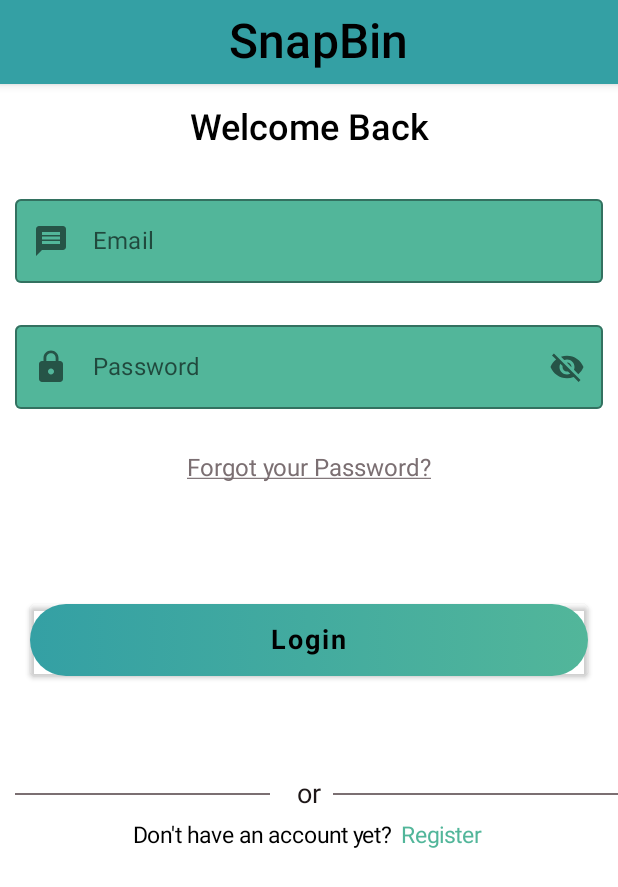
After one commit to SnapBin/SnapBin, an Android app built with Jetpack Compose: the composable LoginScreen shown on its own in the app's theme, on a phone screen of 412 x 824 dp. The commit adds this screen. Shown: the top 887 px of the screen. Run offline under Robolectric (Android 15) with nearby library versions, the phone set to English and light mode, and no system bars.

Commit message:
Sign Up screen and Login Screen ready

```diff
--- a/app/src/main/java/com/example/snapbin/Components/AppComponents.kt
+++ b/app/src/main/java/com/example/snapbin/Components/AppComponents.kt
@@ -6,6 +6,7 @@ import androidx.compose.foundation.background
 import androidx.compose.foundation.layout.*
 import androidx.compose.foundation.shape.RoundedCornerShape
 import androidx.compose.foundation.text.ClickableText
+import androidx.compose.foundation.text.KeyboardActions
 import androidx.compose.foundation.text.KeyboardOptions
 import androidx.compose.material.*
 import androidx.compose.material.icons.Icons
@@ -19,20 +20,28 @@ import androidx.compose.ui.Modifier
 import androidx.compose.ui.graphics.Brush
 import androidx.compose.ui.graphics.Color
 import androidx.compose.ui.graphics.vector.ImageVector
+import androidx.compose.ui.platform.LocalFocusManager
+import androidx.compose.ui.res.colorResource
 import androidx.compose.ui.res.stringResource
 import androidx.compose.ui.text.SpanStyle
+import androidx.compose.ui.text.TextStyle
 import androidx.compose.ui.text.buildAnnotatedString
+import androidx.compose.ui.text.font.FontStyle
 import androidx.compose.ui.text.font.FontWeight
+import androidx.compose.ui.text.input.ImeAction
 import androidx.compose.ui.text.input.KeyboardType
 import androidx.compose.ui.text.input.PasswordVisualTransformation
 import androidx.compose.ui.text.input.VisualTransformation
 import androidx.compose.ui.text.style.TextAlign
+import androidx.compose.ui.text.style.TextDecoration
 import androidx.compose.ui.text.withStyle
 import androidx.compose.ui.tooling.preview.Preview
 import androidx.compose.ui.unit.dp
 import androidx.compose.ui.unit.sp
 import com.example.snapbin.R
 import com.example.snapbin.ui.theme.Bar_Color
+import com.example.snapbin.ui.theme.GrayColor
+import com.example.snapbin.ui.theme.TextColor
 import com.example.snapbin.ui.theme.TopGreen
 
 @Composable
@@ -45,8 +54,7 @@ fun NormalTextComponents(value: String) {
             fontWeight= FontWeight.Medium,
             color= Color.Black,
             modifier = Modifier
-                .fillMaxWidth()
-                .padding(0.dp),
+                .fillMaxWidth(),
             textAlign = TextAlign.Center
             )
 
@@ -84,7 +92,9 @@ fun MyTextFieldComponent(labelValue: String, imageVector: ImageVector){
             cursorColor = Bar_Color,
             backgroundColor = Bar_Color
         ),
-        keyboardOptions = KeyboardOptions.Default,
+        keyboardOptions = KeyboardOptions(imeAction = ImeAction.Next),
+        singleLine = true,
+        maxLines = 1,
         value = textValue.value,
         onValueChange = {
             textValue.value = it
@@ -92,13 +102,15 @@ fun MyTextFieldComponent(labelValue: String, imageVector: ImageVector){
         leadingIcon = {
             Icon( imageVector = imageVector, contentDescription = ""
             )
-        }
+        },
+
     )
 
 }
 
 @Composable
 fun PasswordFieldComponent(labelValue : String, imageVector: ImageVector ){
+    val locakFocusManager = LocalFocusManager.current
     val password = remember { mutableStateOf("") }
 
     val passwordVisible = remember { mutableStateOf(false) }
@@ -114,7 +126,11 @@ fun PasswordFieldComponent(labelValue : String, imageVector: ImageVector ){
             cursorColor = Bar_Color,
             backgroundColor = Bar_Color
         ),
-        keyboardOptions = KeyboardOptions(keyboardType = KeyboardType.Password),
+        keyboardOptions = KeyboardOptions(keyboardType = KeyboardType.Password, imeAction = ImeAction.Done),
+        singleLine = true,
+        keyboardActions = KeyboardActions{locakFocusManager.clearFocus()
+        },
+        maxLines = 1,
         value = password.value,
         onValueChange = {
             password.value = it
@@ -226,7 +242,7 @@ fun ButtonComponent(value: String){
             .heightIn(48.dp)
             .background(
                 brush = Brush.horizontalGradient(listOf(TopGreen, Bar_Color)),
-                shape = RoundedCornerShape(50.dp)
+                shape = RoundedCornerShape(80.dp)
             ),
             contentAlignment = Alignment.Center
         ) {
@@ -238,6 +254,83 @@ fun ButtonComponent(value: String){
     }
 }
 
+@Composable
+fun DividerTextComponent() {
+    Row(modifier = Modifier.fillMaxWidth(),
+        verticalAlignment = Alignment.CenterVertically
+    ) {
+        Divider(modifier = Modifier
+            .fillMaxWidth().padding(10.dp)
+            .weight(1f),
+
+        color = GrayColor,
+        thickness = 1.dp)
+
+        Text(modifier = Modifier.padding(8.dp), text = "or", fontSize = 18.sp, color = TextColor)
+        Divider(modifier = Modifier
+            .fillMaxWidth()
+            .weight(1f),
+            color = GrayColor,
+            thickness = 1.dp)
+    }
+}
+
+@Composable
+fun ClicableLoginTextComponents(tryingToLogin: Boolean = true, onTextSelected: (String) -> Unit){
+    val initialText = if(tryingToLogin) "Already have an account? " else "Don't have an account yet? "
+    val loginText = if(tryingToLogin)" Login " else " Register "
+
+    val annotedString = buildAnnotatedString {
+        append(initialText)
+        withStyle(style = SpanStyle(color = Bar_Color)){
+            pushStringAnnotation(tag = loginText, annotation = loginText)
+            append(loginText)
+        }
+
+    }
+
+    ClickableText(modifier = Modifier
+        .fillMaxWidth()
+        .heightIn(min = 40.dp),
+        style = TextStyle(
+            fontSize = 15.sp,
+            fontWeight = FontWeight.Normal,
+            fontStyle = FontStyle.Normal,
+            textAlign = TextAlign.Center
+        ),
+        text = annotedString, onClick = {offset ->
+
+        annotedString.getStringAnnotations(offset,offset)
+            .firstOrNull()?.also {span->
+                Log.d("ClicableTextComponents", "{$span}")
+
+                if((span.item == loginText)){
+                    onTextSelected(span.item)
+
+                }
+            }
+    })
+
+}
+
+@Composable
+fun NormalTextComponent(value: String) {
+    Text(
+        text = value,
+        modifier = Modifier
+            .fillMaxWidth()
+            .heightIn(min = 40.dp),
+        style = TextStyle(
+            fontSize = 16.sp,
+            fontWeight = FontWeight.Normal,
+            fontStyle = FontStyle.Normal
+        ), color = colorResource(id = R.color.gray),
+        textAlign = TextAlign.Center,
+        textDecoration = TextDecoration.Underline
+    )
+}
+
+
 @Preview
 @Composable
 fun Default_preview() {
--- a/app/src/main/java/com/example/snapbin/Navigation/SnapBinAppRoute.kt
+++ b/app/src/main/java/com/example/snapbin/Navigation/SnapBinAppRoute.kt
@@ -7,6 +7,8 @@ sealed class Screen {
 
     object SignUpScreen : Screen()
     object TermsandConditionsScreen : Screen()
+
+    object LoginScreen: Screen()
 
 
 }
--- a/app/src/main/java/com/example/snapbin/app/SnapBinapp.kt
+++ b/app/src/main/java/com/example/snapbin/app/SnapBinapp.kt
@@ -8,6 +8,7 @@ import androidx.compose.ui.Modifier
 import androidx.compose.ui.graphics.Color
 import com.example.snapbin.Navigation.Screen
 import com.example.snapbin.Navigation.SnapBinAppRoute
+import com.example.snapbin.screens.LoginScreen
 import com.example.snapbin.screens.SignUpScreen
 import com.example.snapbin.screens.TermsandConditionsScreen
 
@@ -28,6 +29,9 @@ fun SnapBinapp()
                 is Screen.TermsandConditionsScreen -> {
                     TermsandConditionsScreen()
                 }
+                is Screen.LoginScreen -> {
+                    LoginScreen()
+                }
             }
 
         }
--- /dev/null
+++ b/app/src/main/java/com/example/snapbin/screens/LoginScreen.kt
@@ -0,0 +1,67 @@
+package com.example.snapbin.screens
+
+import androidx.compose.foundation.background
+import androidx.compose.foundation.layout.Column
+import androidx.compose.foundation.layout.Spacer
+import androidx.compose.foundation.layout.fillMaxSize
+import androidx.compose.foundation.layout.height
+import androidx.compose.material.Surface
+import androidx.compose.material.icons.Icons
+import androidx.compose.material.icons.filled.Lock
+import androidx.compose.material.icons.filled.Mail
+import androidx.compose.material.icons.filled.Message
+import androidx.compose.runtime.Composable
+import androidx.compose.ui.Modifier
+import androidx.compose.ui.graphics.Color
+import androidx.compose.ui.res.stringResource
+import androidx.compose.ui.tooling.preview.Preview
+import androidx.compose.ui.unit.dp
+import com.example.snapbin.Components.*
+import com.example.snapbin.Navigation.Screen
+import com.example.snapbin.Navigation.SnapBinAppRoute
+import com.example.snapbin.Navigation.SystemBackButtonHandler
+import com.example.snapbin.R
+
+@Composable
+fun LoginScreen() {
+    Surface(
+        color = Color.White,
+        modifier = Modifier
+            .fillMaxSize()
+            .background(Color.White)
+
+
+    ){
+        Column(modifier = Modifier.fillMaxSize()) {
+            NormalTextComponents(value = stringResource(R.string.Title))
+            WelcomeComponent(value = "Welcome Back")
+
+            MyTextFieldComponent(labelValue = stringResource(R.string.Email), imageVector = Icons.Default.Message)
+
+            PasswordFieldComponent(labelValue = "Password", imageVector = Icons.Default.Lock)
+            Spacer(modifier = Modifier.height(20.dp))
+            NormalTextComponent(value = stringResource(R.string.Forgot_your_Passsword))
+            Spacer(modifier = Modifier.height(40.dp))
+            ButtonComponent(value = "Login")
+            Spacer(modifier = Modifier.height(40.dp))
+            DividerTextComponent()
+
+            ClicableLoginTextComponents(tryingToLogin = false, onTextSelected = {
+                SnapBinAppRoute.navigateTo(Screen.SignUpScreen)
+
+            })
+        }
+
+    }
+
+    SystemBackButtonHandler {
+        SnapBinAppRoute.navigateTo(Screen.SignUpScreen)
+    }
+}
+
+@Preview
+@Composable
+fun LoginScreenPreview()
+{
+    LoginScreen()
+}
--- a/app/src/main/java/com/example/snapbin/screens/SignUpScreen.kt
+++ b/app/src/main/java/com/example/snapbin/screens/SignUpScreen.kt
@@ -29,7 +29,7 @@ fun SignUpScreen() {
         Column (modifier = Modifier.fillMaxSize()){
             NormalTextComponents(value = stringResource(R.string.Title))
             WelcomeComponent(value = stringResource(R.string.Welcome))
-//            Spacer(modifier = Modifier.height(10.dp))
+
             MyTextFieldComponent(labelValue = stringResource(R.string.FirstName),
                 imageVector = Icons.Default.Person
             )
@@ -48,6 +48,13 @@ fun SignUpScreen() {
 
             ButtonComponent(value = stringResource(R.string.Sign_in))
 
+            DividerTextComponent()
+            Spacer(modifier = Modifier.height(20.dp))
+
+            ClicableLoginTextComponents(tryingToLogin = true, onTextSelected = {
+                SnapBinAppRoute.navigateTo((Screen.LoginScreen))
+
+            })
 
         }
 
--- a/app/src/main/java/com/example/snapbin/ui/theme/Color.kt
+++ b/app/src/main/java/com/example/snapbin/ui/theme/Color.kt
@@ -7,3 +7,5 @@
 val Purple700 = Color(0xFF3700B3)
 val Teal200 = Color(0xFF03DAC5)
 val TopGreen = Color(0xFF34A0A4)
+val GrayColor = Color(0xFF7B6F72)
+val TextColor = Color(0xFF1D1617)
--- a/app/src/main/res/values/colors.xml
+++ b/app/src/main/res/values/colors.xml
@@ -7,5 +7,7 @@
     <color name="teal_700">#FF018786</color>
     <color name="black">#FF000000</color>
     <color name="white">#FFFFFFFF</color>
-    <color name="ToppAppBarColor">#34A0A4</color>
+    <color name="ToppAppBarColor">#FF34A0A4</color>
+    <color name="Bar_Color">#FF52B69A</color>
+    <color name = "gray">#FF7B6F72</color>
 </resources>
--- a/app/src/main/res/values/strings.xml
+++ b/app/src/main/res/values/strings.xml
@@ -12,4 +12,7 @@
     <string name="Terms_and_condition">By continuing you accept our Privacy Policy and Term of Use</string>
     <string name="Terms_and_conditions_heading">Terms of Use</string>
     <string name="Sign_in">Sign In</string>
+    <string name="WelcomeLogin">Welcome</string>
+    <string name="Forgot_your_Passsword">Forgot your Password?</string>
+    <string name="Welcome_Back">Welcome Back</string>
 </resources>
```
